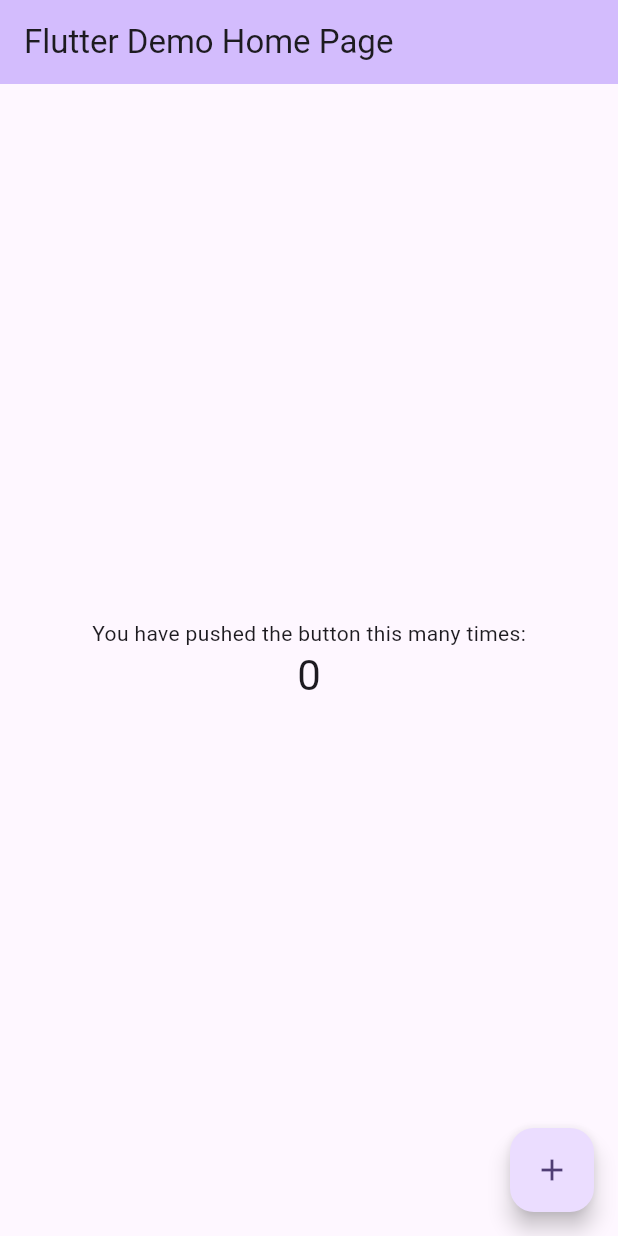
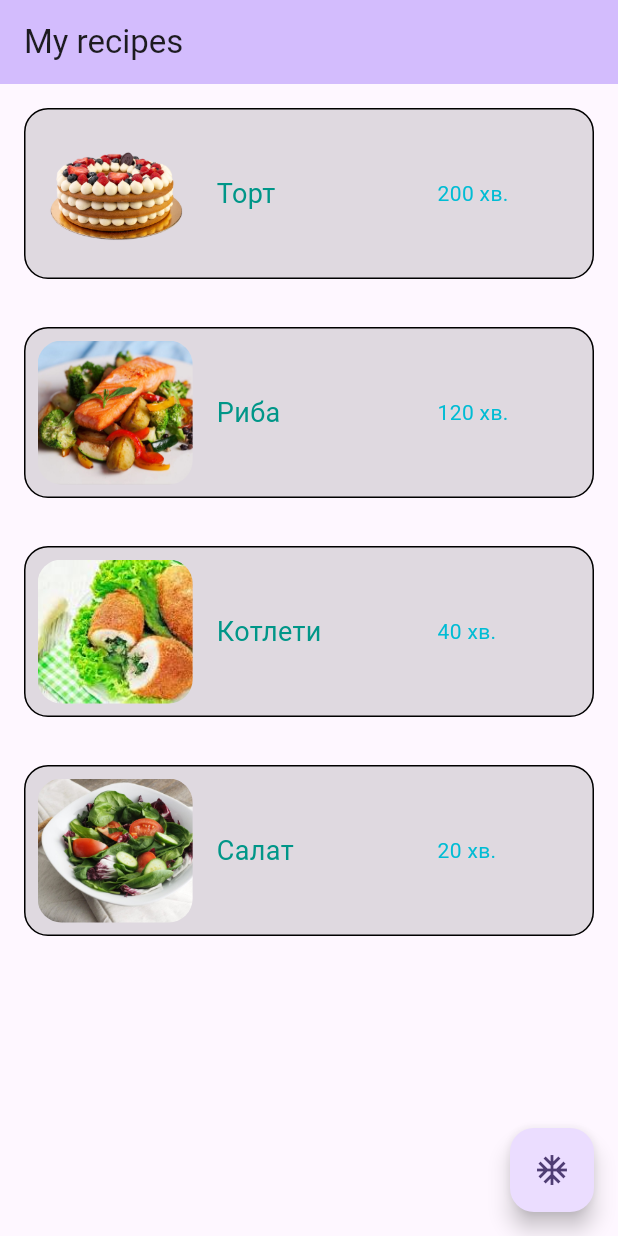
Before and after one commit to lizakolot12/MyFinances, a Flutter app: the screen it shows after launch, on a phone screen of 412 x 824 dp. Run offline on Flutter 3.47's test engine with Material 2 defaults, Android fonts, the light colour scheme and no system bars.

Commit message:
home task

```diff
--- /dev/null
+++ b/lib/data/recipe.dart
@@ -0,0 +1,28 @@
+class Recipe {
+  final String _name;
+  final String _uri;
+  final int _duration;
+
+  Recipe(this._name, this._uri, this._duration);
+
+  String get uri => _uri;
+
+  int get duration => _duration;
+
+  String get name => _name;
+}
+
+class RecipeRepository {
+  final List<Recipe> _recipes = [];
+
+  List<Recipe> getAll() {
+    return _recipes;
+  }
+
+  RecipeRepository() {
+    _recipes.add(Recipe("Торт", "assets/images/cake.png", 200));
+    _recipes.add(Recipe("Риба", "assets/images/fish.jpg", 120));
+    _recipes.add(Recipe("Котлети", "assets/images/meat.jpeg", 40));
+    _recipes.add(Recipe("Салат", "assets/images/salad.jpg", 20));
+  }
+}
--- /dev/null
+++ b/lib/items.dart
@@ -0,0 +1,78 @@
+import 'package:flutter/material.dart';
+import 'data/recipe.dart';
+
+class FullItem extends StatelessWidget {
+  final Recipe _recipe;
+
+  const FullItem(this._recipe, {super.key});
+
+  @override
+  Widget build(BuildContext context) {
+    return Container(
+        margin: const EdgeInsets.all(8.0),
+        alignment: Alignment.center,
+        decoration: BoxDecoration(
+          borderRadius: BorderRadius.circular(16),
+          gradient: const LinearGradient(
+            colors: [Colors.cyan, Colors.cyanAccent],
+          ),
+        ),
+        child: ClipOval(
+          child: Image.asset(
+            _recipe.uri,
+            fit: BoxFit.cover,
+          ),
+        ));
+  }
+}
+
+
+class SimpleItem extends StatelessWidget {
+  final Recipe recipe;
+
+   const SimpleItem({super.key, required this.recipe});
+
+  @override
+  Widget build(BuildContext context) {
+    return Container(
+      margin: const EdgeInsets.all(16.0),
+      padding: const EdgeInsets.all(8.0),
+      decoration: BoxDecoration(
+        color: Colors.black12,
+        border: Border.all(width: 1.0),
+        borderRadius: const BorderRadius.all(Radius.circular(16.0)
+        ),
+      ),
+      child: Row(
+        children: [
+          Expanded(
+              flex: 2,
+              child: ClipRRect(
+                borderRadius: BorderRadius.circular(16),
+                child: SizedBox.fromSize(
+                  size: const Size.fromRadius(48),
+                  child: Image.asset(recipe.uri, fit: BoxFit.cover),
+                ),
+              )),
+          Expanded(
+              flex: 3,
+              child: Padding(
+                  padding: const EdgeInsets.all(16),
+                  child: Text(recipe.name,
+                      style: const TextStyle(
+                        fontSize: 18,
+                        color: Colors.teal,
+                      )))),
+          Expanded(
+              flex: 2,
+              child: Padding(
+                  padding: const EdgeInsets.all(8),
+                  child: Text("${recipe.duration} хв.",
+                      style: const TextStyle(
+                        color: Colors.cyan,
+                      )))),
+        ],
+      ),
+    );
+  }
+}
--- a/lib/main.dart
+++ b/lib/main.dart
@@ -1,4 +1,6 @@
 import 'package:flutter/material.dart';
+import 'package:my_study/items.dart';
+import 'data/recipe.dart';
 
 void main() {
   runApp(const MyApp());
@@ -31,22 +33,13 @@
         colorScheme: ColorScheme.fromSeed(seedColor: Colors.deepPurple),
         useMaterial3: true,
       ),
-      home: const MyHomePage(title: 'Flutter Demo Home Page'),
+      home: const MyHomePage(title: 'My recipes'),
     );
   }
 }
 
 class MyHomePage extends StatefulWidget {
   const MyHomePage({super.key, required this.title});
-
-  // This widget is the home page of your application. It is stateful, meaning
-  // that it has a State object (defined below) that contains fields that affect
-  // how it looks.
-
-  // This class is the configuration for the state. It holds the values (in this
-  // case the title) provided by the parent (in this case the App widget) and
-  // used by the build method of the State. Fields in a Widget subclass are
-  // always marked "final".
 
   final String title;
 
@@ -55,71 +48,64 @@
 }
 
 class _MyHomePageState extends State<MyHomePage> {
-  int _counter = 0;
+  bool _grid = false;
+  final List<Recipe> _list = RecipeRepository().getAll();
 
-  void _incrementCounter() {
+  void _changeView() {
     setState(() {
-      // This call to setState tells the Flutter framework that something has
-      // changed in this State, which causes it to rerun the build method below
-      // so that the display can reflect the updated values. If we changed
-      // _counter without calling setState(), then the build method would not be
-      // called again, and so nothing would appear to happen.
-      _counter++;
+      _grid = !_grid;
     });
+  }
+
+  void _remove(int index) {
+    //setState(() {
+    _list.removeAt(index);
+    //});
   }
 
   @override
   Widget build(BuildContext context) {
-    // This method is rerun every time setState is called, for instance as done
-    // by the _incrementCounter method above.
-    //
-    // The Flutter framework has been optimized to make rerunning build methods
-    // fast, so that you can just rebuild anything that needs updating rather
-    // than having to individually change instances of widgets.
     return Scaffold(
       appBar: AppBar(
-        // TRY THIS: Try changing the color here to a specific color (to
-        // Colors.amber, perhaps?) and trigger a hot reload to see the AppBar
-        // change color while the other colors stay the same.
         backgroundColor: Theme.of(context).colorScheme.inversePrimary,
-        // Here we take the value from the MyHomePage object that was created by
-        // the App.build method, and use it to set our appbar title.
         title: Text(widget.title),
       ),
-      body: Center(
-        // Center is a layout widget. It takes a single child and positions it
-        // in the middle of the parent.
-        child: Column(
-          // Column is also a layout widget. It takes a list of children and
-          // arranges them vertically. By default, it sizes itself to fit its
-          // children horizontally, and tries to be as tall as its parent.
-          //
-          // Column has various properties to control how it sizes itself and
-          // how it positions its children. Here we use mainAxisAlignment to
-          // center the children vertically; the main axis here is the vertical
-          // axis because Columns are vertical (the cross axis would be
-          // horizontal).
-          //
-          // TRY THIS: Invoke "debug painting" (choose the "Toggle Debug Paint"
-          // action in the IDE, or press "p" in the console), to see the
-          // wireframe for each widget.
-          mainAxisAlignment: MainAxisAlignment.center,
-          children: <Widget>[
-            const Text(
-              'You have pushed the button this many times:',
-            ),
-            Text(
-              '$_counter',
-              style: Theme.of(context).textTheme.headlineMedium,
-            ),
-          ],
-        ),
+      body: _grid == true ? buildGrid(context) : buildList(context),
+      floatingActionButton: FloatingActionButton(
+        onPressed: _changeView,
+        tooltip: 'Change view',
+        child: const Icon(Icons.ac_unit),
       ),
-      floatingActionButton: FloatingActionButton(
-        onPressed: _incrementCounter,
-        tooltip: 'Increment',
-        child: const Icon(Icons.add),
-      ), // This trailing comma makes auto-formatting nicer for build methods.
+    );
+  }
+
+  Widget buildGrid(BuildContext context) {
+    return GridView.builder(
+        gridDelegate: const SliverGridDelegateWithMaxCrossAxisExtent(
+            maxCrossAxisExtent: 200,
+            childAspectRatio: 1,
+            crossAxisSpacing: 16,
+            mainAxisSpacing: 16),
+        itemCount: _list.length,
+        itemBuilder: (BuildContext ctx, index) {
+          return FullItem(_list[index], key: UniqueKey());
+        });
+  }
+
+  Widget buildList(BuildContext context) {
+    return ListView.builder(
+      itemCount: _list.length,
+      itemBuilder: (BuildContext context, int index) {
+        return Dismissible(
+            key: Key(_list[index].name),
+            onDismissed: (direction) {
+              _remove(index);
+            },
+            child: SimpleItem(
+              recipe: _list[index],
+              key: UniqueKey(),
+            ));
+      },
     );
   }
 }
--- a/pubspec.yaml
+++ b/pubspec.yaml
@@ -88,3 +88,8 @@ flutter:
   #
   # For details regarding fonts from package dependencies,
   # see https://flutter.dev/custom-fonts/#from-packages
+  assets:
+    - assets/images/cake.png
+    - assets/images/fish.jpg
+    - assets/images/meat.jpeg
+    - assets/images/salad.jpg
```
Also changed, not shown: study/study.dart (+40 -0 lines), assets/images/cake.png (added), assets/images/fish.jpg (added), assets/images/meat.jpeg (added), assets/images/salad.jpg (added), gif-20231005-193719.gif (added), 1 other file.
